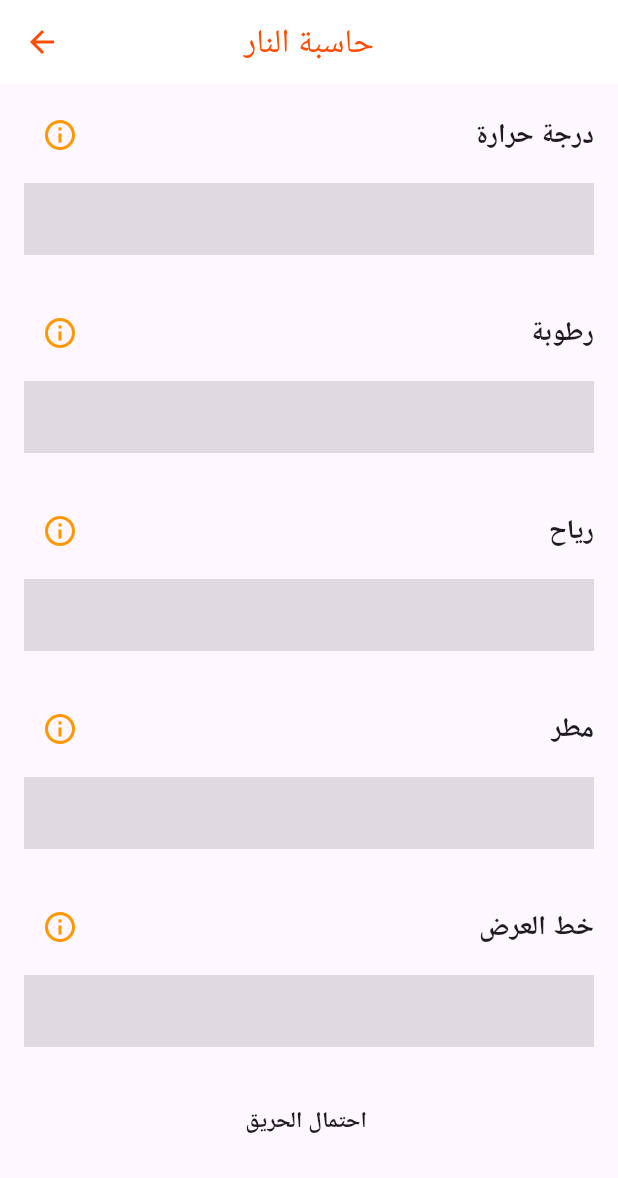
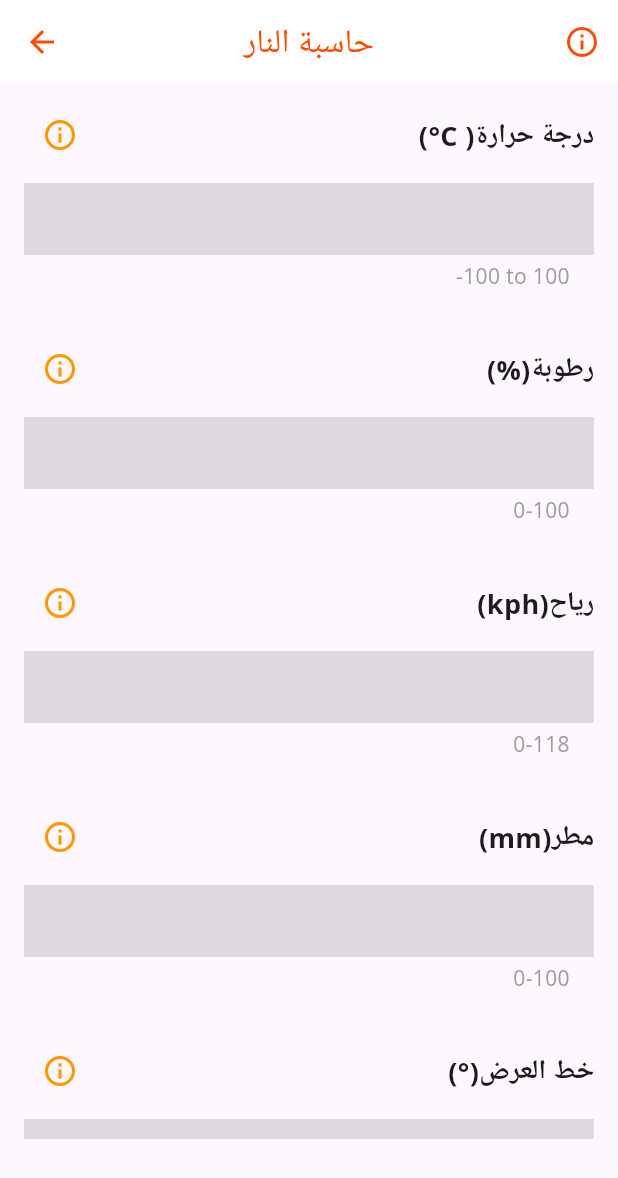
Before and after one commit to Mazen-Alnahdi/fire_prevention_program, a Flutter app: the Calc screen opened directly, on a phone screen of 412 x 824 dp. Shown: the top 1178 px of the screen. Run offline on Flutter 3.47's test engine with Material 3 defaults, Android fonts, the phone set to English and light mode, and no system bars; our stand-ins replace flutter_dotenv, flutter_map, geolocator, google_fonts, latlong2; network calls fail.

Commit message:
updated validation for input and added onscreen measurements for input

```diff
--- a/lib/pages/calculator.dart
+++ b/lib/pages/calculator.dart
@@ -3,6 +3,8 @@ import 'package:fire_program/services/InputFormat.dart';
 import 'package:fire_program/services/fwi_calc.dart';
 import 'package:flutter/material.dart';
 import 'package:flutter/services.dart';
+
+import 'info.dart';
 
 class Calc extends StatefulWidget {
   const Calc({super.key});
@@ -44,7 +46,14 @@ class _CalcState extends State<Calc> {
     return parsedValue?.toDouble() ?? 0.0; // Convert to double or default to 0.0
   }
 
-  Widget buildInputField(String label, TextEditingController controller, String description) {
+  Widget buildInputField(
+      String label,
+      TextEditingController controller,
+      String description,
+      String helper,
+      double min,
+      double max,
+      bool negative) {
     bool isDescriptionVisible = false; // Local state for toggling description
 
     return StatefulBuilder(
@@ -83,11 +92,19 @@ class _CalcState extends State<Calc> {
               TextField(
                 controller: controller,
                 inputFormatters: [
-                  FilteringTextInputFormatter.allow(RegExp(r'[\d\.]')),
-                  InputFormat(),
+                  // FilteringTextInputFormatter.allow(RegExp(r'[\d\.]')),
+                  InputFormat(min:min,max: max, negative:negative),
                 ],
-                keyboardType: const TextInputType.numberWithOptions(decimal: true, signed: false),
-                decoration: const InputDecoration(
+                keyboardType: TextInputType.numberWithOptions(decimal: true, signed: negative),
+                decoration: InputDecoration(
+                  helper:  Align(
+                    alignment: Alignment.centerRight,
+                    child: Text(
+                      helper,
+                      textAlign: TextAlign.right,
+                      style: TextStyle(color: Colors.grey),
+                    ),
+                  ),
                   filled: true,
                   fillColor: Colors.black12, // Darker background color
                   border: InputBorder.none, // Remove border
@@ -119,6 +136,16 @@ class _CalcState extends State<Calc> {
         backgroundColor: Colors.white,
         foregroundColor: const Color.fromRGBO(255, 75, 0, 100),
         centerTitle: true,
+        actions: [
+        IconButton(
+            onPressed: (){
+              Navigator.push(
+                  context,
+                  MaterialPageRoute(builder: (context)=>const Info())
+              );
+            },
+            icon: const Icon(Icons.info_outline))
+      ],
       ),
       body: Padding(
         padding: const EdgeInsets.only(bottom: 65),
@@ -152,7 +179,7 @@ class _CalcState extends State<Calc> {
                       },
                     ),
                     const Text(
-                      "درجة حرارة",
+                      "(\u00b0C )درجة حرارة",
                       style: TextStyle(
                         fontWeight: FontWeight.bold,
                         fontSize: 18,
@@ -170,6 +197,15 @@ class _CalcState extends State<Calc> {
                   ],
                   keyboardType: const TextInputType.numberWithOptions(decimal: true, signed: true),
                   decoration: const InputDecoration(
+                    helper:  Align(
+                      alignment: Alignment.centerRight,
+                      child: Text(
+                        '-100 to 100',
+                        textAlign: TextAlign.right,
+                        style: TextStyle(color: Colors.grey),
+                      ),
+                    ),
+
                     filled: true,
                     fillColor: Colors.black12, // Darker background color
                     border: InputBorder.none, // Remove border
@@ -193,24 +229,40 @@ class _CalcState extends State<Calc> {
 
 
                 buildInputField(
-                  "رطوبة",
+                  "(%)رطوبة",
                   rhText,
                   "الرطوبة بالنسبة المئوية هي مقياس لبخار الماء في الهواء وتستخدم في رمز رطوبة الوقود الدقيق ورمز رطوبة داف",
+                  "0-100",
+                  0,
+                  100,
+                  false
                 ),
                 buildInputField(
-                  "رياح",
+                  "(kph)رياح",
                   windText,
                   "يتم استخدام سرعة الرياح بالكيلومتر في الساعة في كود رطوبة الوقود الدقيق ومؤشر الانتشار الأولي",
+                  "0-118",
+                  0,
+                  118,
+                  false
                 ),
                 buildInputField(
-                  "مطر",
+                  "(mm)مطر",
                   rainText,
                   "يتم استخدام هطول الأمطار المتراكم بالملليمتر والمعروف باسم هطول الأمطار في كود رطوبة الوقود الدقيق، ورمز رطوبة داف، ورمز الجفاف",
+                  "0-100",
+                  0,
+                  100,
+                  false
                 ),
                 buildInputField(
-                  "خط العرض",
+                  "(\u00b0)خط العرض",
                   latText,
                   "خط العرض بالدرجات العشرية للموقع الذي يتم إجراء الحسابات له واستخدامه في رمز رطوبة داف وكود الجفاف",
+                  "-90 to 90",
+                  -90,
+                  90,
+                  true
                 ),
                 const SizedBox(height: 20),
                 Row(
--- a/lib/services/InputFormat.dart
+++ b/lib/services/InputFormat.dart
@@ -1,19 +1,53 @@
-
 import 'package:flutter/services.dart';
 
-class InputFormat extends TextInputFormatter{
+class InputFormat extends TextInputFormatter {
+  final double min, max;
+  final bool negative;
+
+  InputFormat({
+    required this.min,
+    required this.max,
+    required this.negative,
+  });
+
   @override
   TextEditingValue formatEditUpdate(
-      TextEditingValue oldValue,
-      TextEditingValue newValue)
-  {
-    final newText = newValue.text;
-    //Allow only one period
-    if('.'.allMatches(newText).length <=1){
+      TextEditingValue oldValue, TextEditingValue newValue) {
+    final text = newValue.text;
+
+    // Allow empty text
+    if (text.isEmpty) {
       return newValue;
     }
+
+    // Define regex based on the `negative` flag
+    final regex = negative
+        ? RegExp(r'^-?\d*\.?\d*$') // Allows negative and positive numbers with decimals
+        : RegExp(r'^\d*\.?\d+$'); // Allows only positive numbers with decimals
+
+    if (regex.hasMatch(text)) {
+      // Check for only one sign at the beginning and one decimal point
+      if (
+      text.indexOf('-') > 0 ||
+          text.indexOf('+') > 1 ||
+          text.indexOf('.') != text.lastIndexOf('.')) {
+        return oldValue; // Revert to the previous value if invalid sign or dot usage
+      }
+
+      // Parse the value as a double to check the range
+      final numValue = double.tryParse(text);
+
+      // If the parsed value is valid and within the allowed range, return the new value
+      if (numValue == null ) {
+        return newValue;
+
+      }
+      if(numValue >= min && numValue <= max){
+        return newValue;
+      }
+    }
+
+    // If input is invalid or out of range, return the old value
     return oldValue;
-
   }
-
 }
```
Also changed, not shown: lib/services/AltInputFormat.dart (+21 -7 lines).
